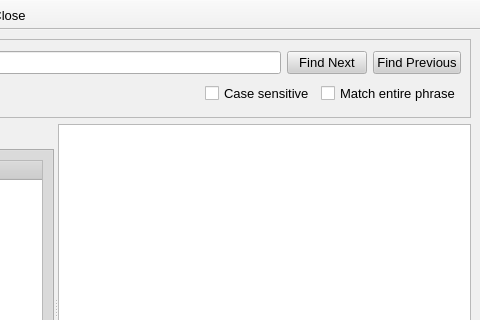
Qt form src/gui/help/browser/helpbrowser.ui (a-ilin/vidalia) before a commit; both pictures show x 233 to 713 and y 0 to 320 of the 713 by 520 pixel window.
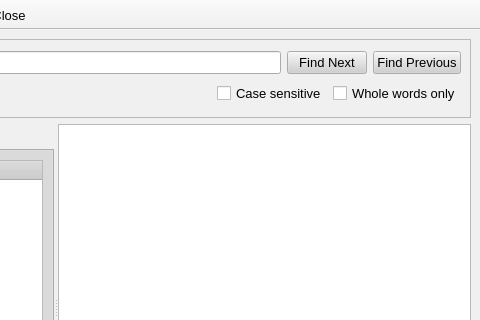
The same form after that commit. Icons and pictures are not drawn.

Commit message:
Whole words is actually what this option searches. We are already matching the entire phrase, obviously.
svn:r454

Patch:
```diff
--- a/src/gui/help/browser/helpbrowser.ui
+++ b/src/gui/help/browser/helpbrowser.ui
@@ -515,7 +515,7 @@
             <enum>Qt::NoContextMenu</enum>
            </property>
            <property name="text" >
-            <string>Match entire phrase</string>
+            <string>Whole words only</string>
            </property>
           </widget>
          </item>
```
